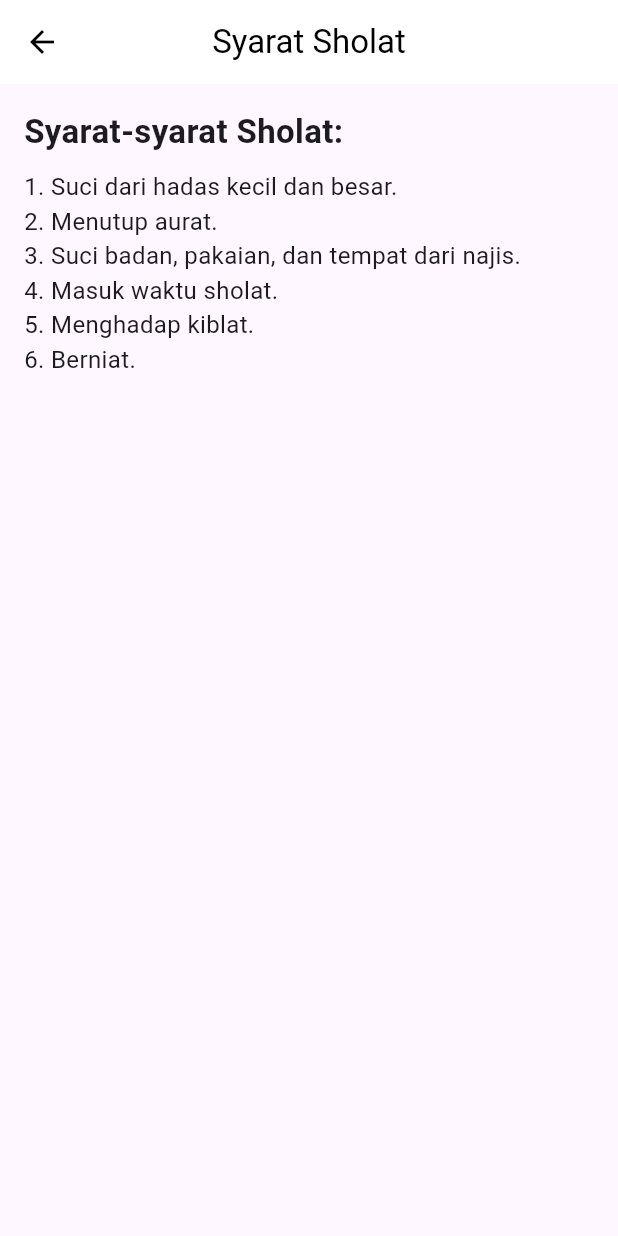
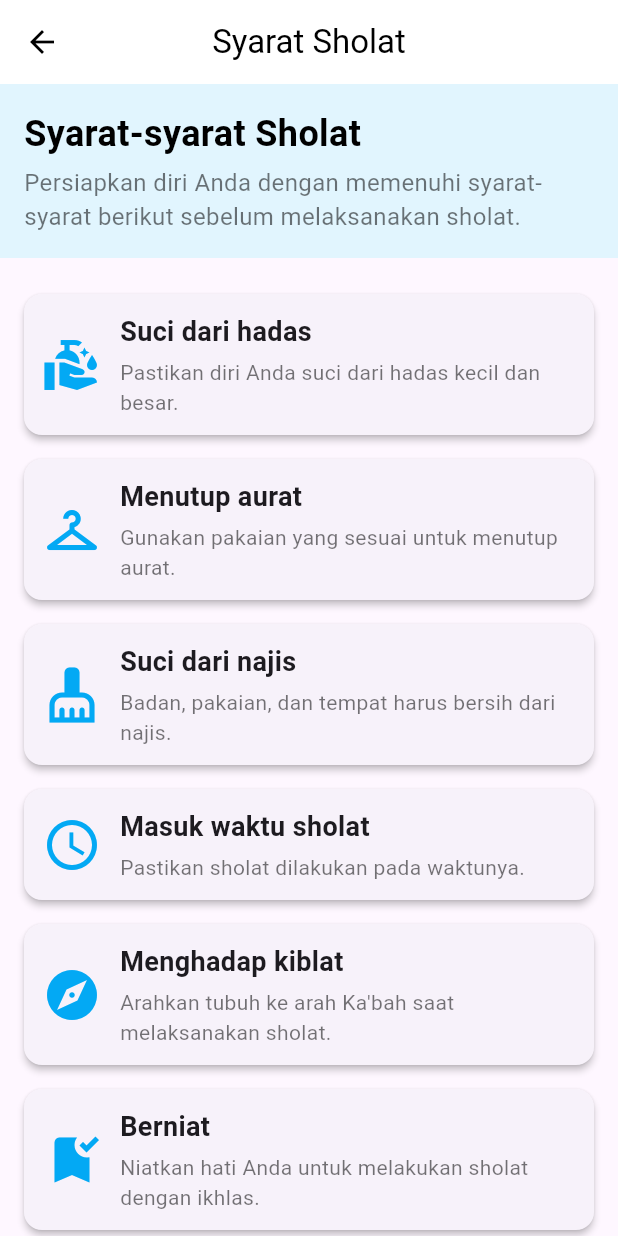
Before and after one commit to IlhamRichie/Tumanina-App, a Flutter app: the SyaratSholatScreen screen opened directly, on a phone screen of 412 x 824 dp. Run offline on Flutter 3.47's test engine with Material 3 defaults, Android fonts, the phone set to English and light mode, and no system bars; our stand-ins replace audioplayers, camera, flutter_compass, geolocator, google_fonts, shared_preferences and 1 more; accounts and stored records are empty; network calls fail.

Commit message:
Shalah Practice

```diff
--- a/lib/screens/fitur_doa/doa_screen.dart
+++ b/lib/screens/fitur_doa/doa_screen.dart
@@ -54,8 +54,8 @@ class DoaScreen extends StatelessWidget {
     ),
     Doa(
       title: "Doa Sebelum Makan",
-      arabic: "بِسْمِ اللّٰهِ وَبِسْمِكَ نَأْكُلُ",
-      latin: "Bismillah wa bismika na'kulu",
+      arabic: "اَللّٰهُمَّ بَارِكْ لَنَا فِيْمَا رَزَقْتَنَا وَقِنَا عَذَابَ النَّارِ",
+      latin: "Allahumma baarik lanaa fiimaa rozaqtanaa wa qinaa 'adzaa bannaar",
       translation: "Dengan nama Allah, dan atas nama-Mu kami makan.",
       timeToRead: "Sebelum makan",
     ),
--- a/lib/screens/fitur_sholat/syarat_sholat_screen.dart
+++ b/lib/screens/fitur_sholat/syarat_sholat_screen.dart
@@ -9,6 +9,7 @@ class SyaratSholatScreen extends StatelessWidget {
       appBar: AppBar(
         title: const Text('Syarat Sholat', style: TextStyle(color: Colors.black)),
         backgroundColor: Colors.white,
+        elevation: 0,
         leading: IconButton(
           icon: const Icon(Icons.arrow_back, color: Colors.black),
           onPressed: () {
@@ -17,23 +18,108 @@ class SyaratSholatScreen extends StatelessWidget {
         ),
         centerTitle: true,
       ),
-      body: Padding(
-        padding: const EdgeInsets.all(16.0),
-        child: ListView(
-          children: const [
-            Text(
-              'Syarat-syarat Sholat:',
-              style: TextStyle(fontSize: 22, fontWeight: FontWeight.bold),
+      body: Column(
+        children: [
+          Container(
+            width: double.infinity,
+            padding: const EdgeInsets.all(16.0),
+            color: Colors.lightBlue.shade50,
+            child: Column(
+              crossAxisAlignment: CrossAxisAlignment.start,
+              children: const [
+                Text(
+                  'Syarat-syarat Sholat',
+                  style: TextStyle(fontSize: 24, fontWeight: FontWeight.bold, color: Colors.black),
+                ),
+                SizedBox(height: 4),
+                Text(
+                  'Persiapkan diri Anda dengan memenuhi syarat-syarat berikut sebelum melaksanakan sholat.',
+                  style: TextStyle(fontSize: 16, color: Colors.black54),
+                ),
+              ],
             ),
-            SizedBox(height: 10),
-            Text(
-              '1. Suci dari hadas kecil dan besar.\n'
-              '2. Menutup aurat.\n'
-              '3. Suci badan, pakaian, dan tempat dari najis.\n'
-              '4. Masuk waktu sholat.\n'
-              '5. Menghadap kiblat.\n'
-              '6. Berniat.',
-              style: TextStyle(fontSize: 16),
+          ),
+          const SizedBox(height: 16),
+          Expanded(
+            child: ListView(
+              padding: const EdgeInsets.symmetric(horizontal: 16.0),
+              children: const [
+                _RequirementCard(
+                  icon: Icons.clean_hands,
+                  title: 'Suci dari hadas',
+                  description: 'Pastikan diri Anda suci dari hadas kecil dan besar.',
+                ),
+                _RequirementCard(
+                  icon: Icons.checkroom,
+                  title: 'Menutup aurat',
+                  description: 'Gunakan pakaian yang sesuai untuk menutup aurat.',
+                ),
+                _RequirementCard(
+                  icon: Icons.cleaning_services,
+                  title: 'Suci dari najis',
+                  description: 'Badan, pakaian, dan tempat harus bersih dari najis.',
+                ),
+                _RequirementCard(
+                  icon: Icons.access_time,
+                  title: 'Masuk waktu sholat',
+                  description: 'Pastikan sholat dilakukan pada waktunya.',
+                ),
+                _RequirementCard(
+                  icon: Icons.explore,
+                  title: 'Menghadap kiblat',
+                  description: 'Arahkan tubuh ke arah Ka\'bah saat melaksanakan sholat.',
+                ),
+                _RequirementCard(
+                  icon: Icons.bookmark_added,
+                  title: 'Berniat',
+                  description: 'Niatkan hati Anda untuk melakukan sholat dengan ikhlas.',
+                ),
+              ],
+            ),
+          ),
+        ],
+      ),
+    );
+  }
+}
+
+class _RequirementCard extends StatelessWidget {
+  final IconData icon;
+  final String title;
+  final String description;
+
+  const _RequirementCard({
+    required this.icon,
+    required this.title,
+    required this.description,
+  });
+
+  @override
+  Widget build(BuildContext context) {
+    return Card(
+      margin: const EdgeInsets.symmetric(vertical: 8.0),
+      elevation: 2,
+      child: Padding(
+        padding: const EdgeInsets.all(12.0),
+        child: Row(
+          children: [
+            Icon(icon, size: 40, color: Colors.lightBlue),
+            const SizedBox(width: 12),
+            Expanded(
+              child: Column(
+                crossAxisAlignment: CrossAxisAlignment.start,
+                children: [
+                  Text(
+                    title,
+                    style: const TextStyle(fontSize: 18, fontWeight: FontWeight.bold),
+                  ),
+                  const SizedBox(height: 4),
+                  Text(
+                    description,
+                    style: const TextStyle(fontSize: 14, color: Colors.black54),
+                  ),
+                ],
+              ),
             ),
           ],
         ),
```
Also changed, not shown: lib/screens/fitur_sholat/belajar_sholat_screen.dart (+54 -11 lines), lib/screens/fitur_sholat/mengenal_sholat_screen.dart (added, +177 -0 lines), lib/screens/mengenal_sholat_screen.dart (deleted, +0 -41 lines).
